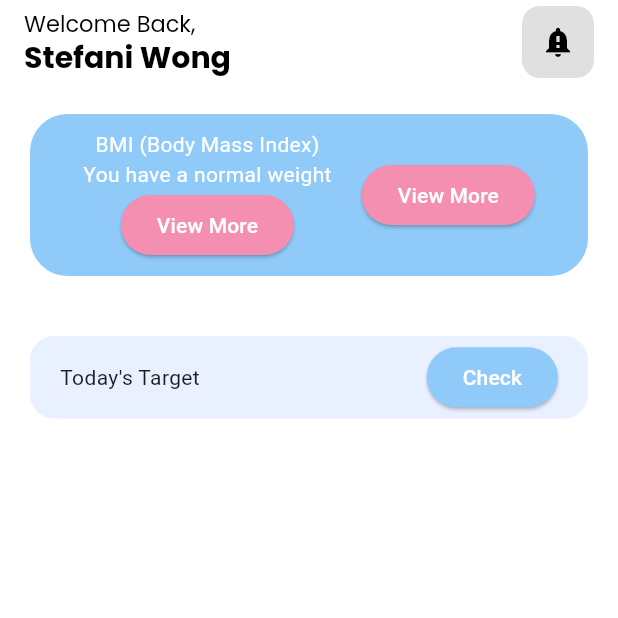
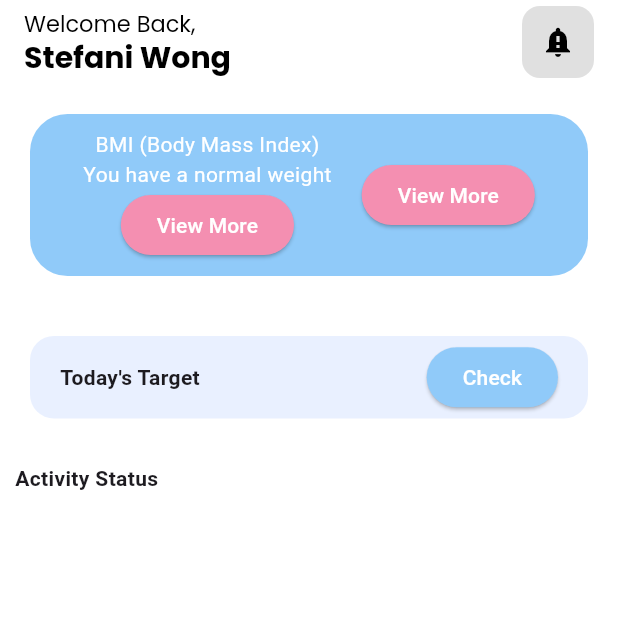
Before and after one commit to vLSunny/Pemrograman-Mobile, a Flutter app: the HomeContentScreen screen opened directly, on a phone screen of 412 x 824 dp, the top half of it. Run offline on Flutter 3.47's test engine with Material 3 defaults, Android fonts, the phone set to English and light mode, and no system bars; our stand-ins replace convex_bottom_bar, google_fonts.

Commit message:
Updated Code

```diff
--- a/lib/screens/home_content_screen.dart
+++ b/lib/screens/home_content_screen.dart
@@ -150,7 +150,11 @@ class _HomeContentScreenState extends State<HomeContentScreen> {
 
                       Padding(
                         padding: EdgeInsets.fromLTRB(20, 0, 0, 0),
-                        child: Text("Today's Target"),
+                        child: Text("Today's Target",
+                          style: TextStyle(
+                            fontWeight: FontWeight.bold,
+                          ),
+                        ),
                       ),
                       Padding(
                         padding: EdgeInsets.fromLTRB(0, 0, 20, 0),
@@ -168,11 +172,25 @@ class _HomeContentScreenState extends State<HomeContentScreen> {
                         ),
                       ),
 
-
                     ],
                   ),
                 ),
               ),
+
+              Align(
+                alignment: Alignment.centerLeft,
+                child: Padding(
+                  padding: EdgeInsets.all(10),
+                  child: Text("Activity Status",
+                    style: TextStyle(
+                      fontWeight: FontWeight.bold,
+                    ),
+                    //textAlign: TextAlign.end,
+                  ),
+                ),
+              ),
+
+
 
             ],
           ),
```
